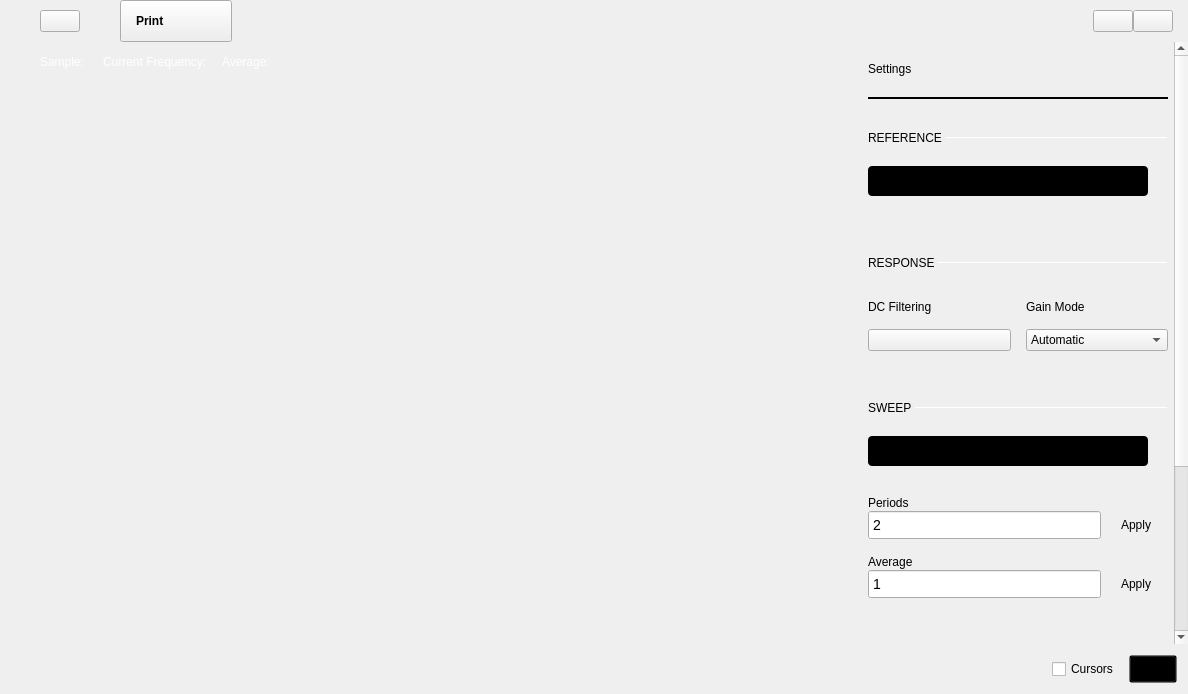
Above: plugins/m2k/ui/network_analyzer.ui from analogdevicesinc/scopy before the change. Below: the same form after it.
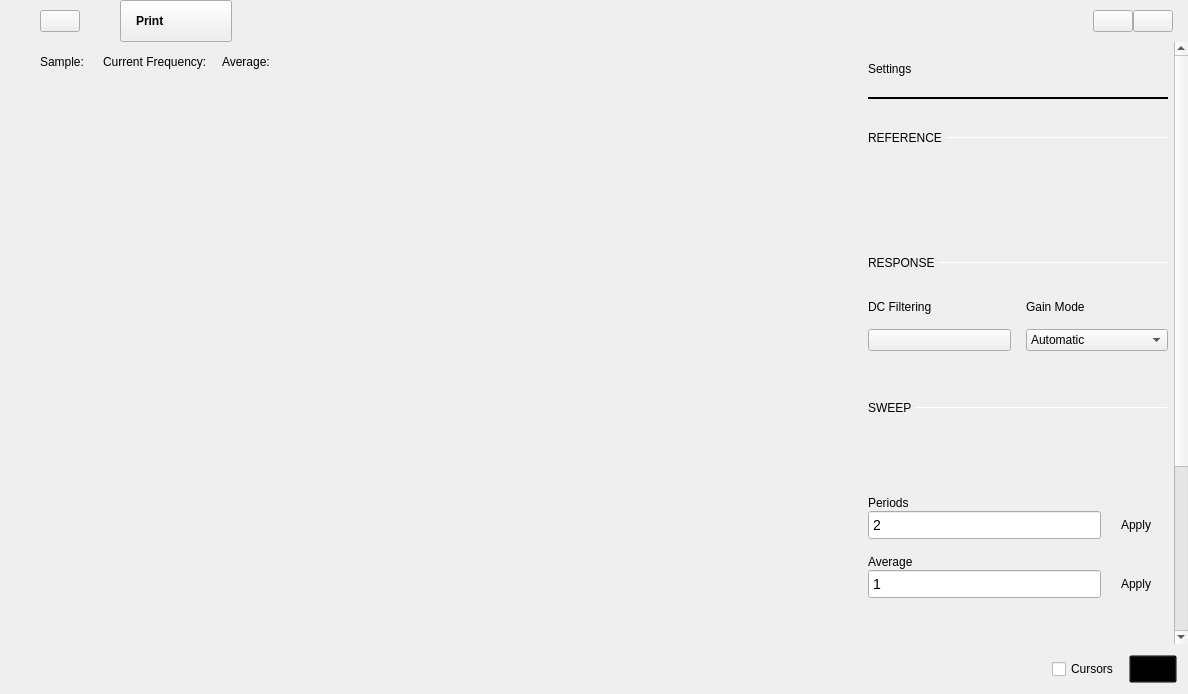
That is the form after the change. Icons and pictures are not drawn. Custom widgets are drawn as their Qt base class.

Patch:
```diff
--- a/plugins/m2k/ui/network_analyzer.ui
+++ b/plugins/m2k/ui/network_analyzer.ui
@@ -314,9 +314,6 @@
                           <verstretch>0</verstretch>
                          </sizepolicy>
                         </property>
-                        <property name="styleSheet">
-                         <string notr="true">color:white;</string>
-                        </property>
                         <property name="text">
                          <string>Average: </string>
                         </property>
@@ -363,9 +360,6 @@
                           <verstretch>0</verstretch>
                          </sizepolicy>
                         </property>
-                        <property name="styleSheet">
-                         <string notr="true">color:white;</string>
-                        </property>
                         <property name="text">
                          <string>Sample: </string>
                         </property>
@@ -428,9 +422,6 @@
                           <verstretch>0</verstretch>
                          </sizepolicy>
                         </property>
-                        <property name="styleSheet">
-                         <string notr="true">color:white;</string>
-                        </property>
                         <property name="text">
                          <string>Current Frequency:</string>
                         </property>
@@ -984,7 +975,6 @@
 max-height: 30px;
 min-width: 280px;
 max-width: 280px;
-background-color: black;
 border-radius: 4px;
 }
 
@@ -1019,7 +1009,6 @@
 max-width:140px;
 qproperty-alignment: AlignCenter AlignCenter;
 margin-left: 0px;
-color: white;
 }
 
 QLabel#on:disabled {
@@ -1033,7 +1022,6 @@
 min-width:140px;
 max-width:140px;
 margin-left: 140px;
-color: white;
 qproperty-alignment: AlignCenter AlignCenter;
 }
 
@@ -1369,7 +1357,6 @@
 max-height: 30px;
 min-width: 280px;
 max-width: 280px;
-background-color: black;
 border-radius: 4px;
 }
 
@@ -1404,7 +1391,6 @@
 max-width:140px;
 qproperty-alignment: AlignCenter AlignCenter;
 margin-left: 0px;
-color: white;
 }
 
 QLabel#on:disabled {
@@ -1418,7 +1404,6 @@
 min-width:140px;
 max-width:140px;
 margin-left: 140px;
-color: white;
 qproperty-alignment: AlignCenter AlignCenter;
 }
 
```
Left out of the diff: 13 changed lines with no effect on the pictures.
